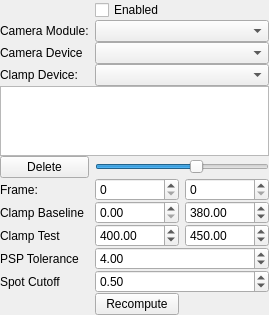
Before: the Qt Designer form lib/modules/ProtocolRunner/analysisModules/Uncaging/UncagingTemplate.ui in acq4/acq4, drawn with Qt 5.
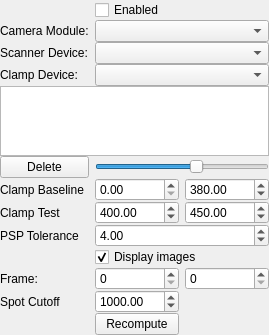
After: the same form once the commit is applied.

Commit message: some cleanups--modules and protocol docks now attempt to disconnect more completely when closing. uncaging analysis now has a non-image based display method

```diff
--- a/lib/modules/ProtocolRunner/analysisModules/Uncaging/UncagingTemplate.ui
+++ b/lib/modules/ProtocolRunner/analysisModules/Uncaging/UncagingTemplate.ui
@@ -6,8 +6,8 @@
    <rect>
     <x>0</x>
     <y>0</y>
-    <width>238</width>
-    <height>264</height>
+    <width>240</width>
+    <height>287</height>
    </rect>
   </property>
   <property name="windowTitle">
@@ -81,20 +81,10 @@
      <item row="3" column="0">
       <widget class="QLabel" name="label_4">
        <property name="text">
-        <string>Camera Device</string>
+        <string>Scanner Device:</string>
        </property>
       </widget>
      </item>
-     <item row="7" column="0">
-      <widget class="QLabel" name="label_2">
-       <property name="text">
-        <string>Frame:</string>
-       </property>
-      </widget>
-     </item>
-     <item row="7" column="1">
-      <widget class="QSpinBox" name="frame1Spin"/>
-     </item>
      <item row="8" column="0">
       <widget class="QLabel" name="label_5">
        <property name="text">
@@ -160,13 +150,6 @@
        </property>
       </widget>
      </item>
-     <item row="11" column="0">
-      <widget class="QLabel" name="label_7">
-       <property name="text">
-        <string>Spot Cutoff</string>
-       </property>
-      </widget>
-     </item>
      <item row="10" column="1" colspan="2">
       <widget class="QDoubleSpinBox" name="pspToleranceSpin">
        <property name="value">
@@ -174,7 +157,24 @@
        </property>
       </widget>
      </item>
-     <item row="11" column="1" colspan="2">
+     <item row="17" column="1">
+      <widget class="QPushButton" name="recomputeBtn">
+       <property name="text">
+        <string>Recompute</string>
+       </property>
+      </widget>
+     </item>
+     <item row="13" column="1" colspan="2">
+      <widget class="QCheckBox" name="displayImageCheck">
+       <property name="text">
+        <string>Display images</string>
+       </property>
+       <property name="checked">
+        <bool>true</bool>
+       </property>
+      </widget>
+     </item>
+     <item row="15" column="1">
       <widget class="QDoubleSpinBox" name="spotToleranceSpin">
        <property name="minimum">
         <double>0.010000000000000</double>
@@ -186,18 +186,28 @@
         <double>0.100000000000000</double>
        </property>
        <property name="value">
-        <double>0.500000000000000</double>
+        <double>1000.000000000000000</double>
        </property>
       </widget>
      </item>
-     <item row="12" column="1">
-      <widget class="QPushButton" name="recomputeBtn">
+     <item row="15" column="0">
+      <widget class="QLabel" name="label_7">
        <property name="text">
-        <string>Recompute</string>
+        <string>Spot Cutoff</string>
        </property>
       </widget>
      </item>
-     <item row="7" column="2">
+     <item row="14" column="0">
+      <widget class="QLabel" name="label_2">
+       <property name="text">
+        <string>Frame:</string>
+       </property>
+      </widget>
+     </item>
+     <item row="14" column="1">
+      <widget class="QSpinBox" name="frame1Spin"/>
+     </item>
+     <item row="14" column="2">
       <widget class="QSpinBox" name="frame2Spin"/>
      </item>
     </layout>
```
Left out of the diff: 2 changed lines with no effect on the pictures. The commit also changes 11 other files.
